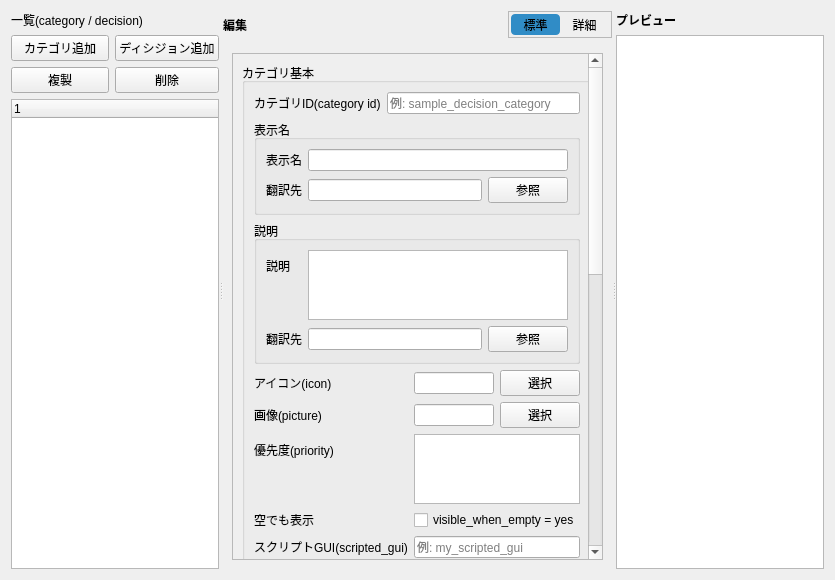
Qt form plugins/hoi4/decisions/decision_editor.ui (Ikumyon/PDX-Mod-Studio) before a commit.
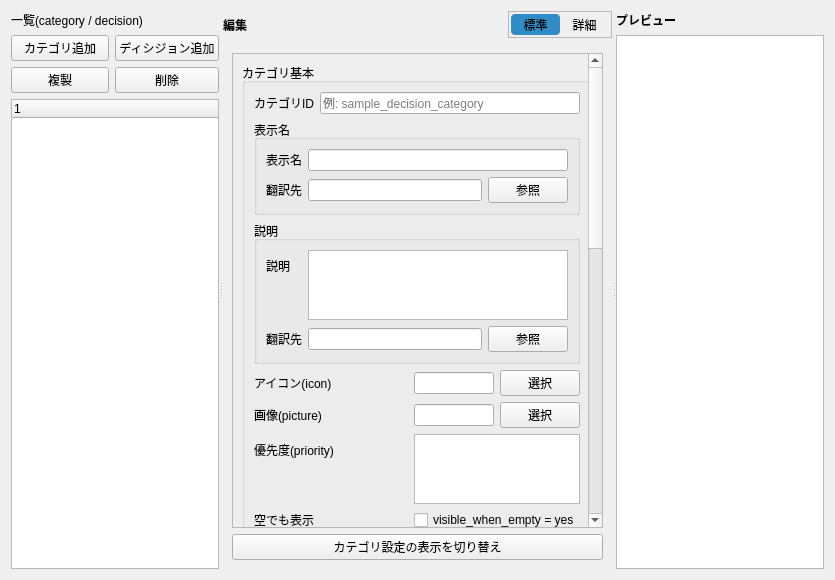
The same form after that commit. The open tabs and pages were chosen to show the change.

Commit message: ディシジョンがすっきり

```diff
--- a/plugins/hoi4/decisions/decision_editor.ui
+++ b/plugins/hoi4/decisions/decision_editor.ui
@@ -198,8 +198,8 @@
               <property name="geometry">
                <rect>
                 <x>0</x>
-                <y>-113</y>
-                <width>353</width>
+                <y>0</y>
+                <width>352</width>
                 <height>1083</height>
                </rect>
               </property>
@@ -215,7 +215,7 @@
                     <item>
                      <widget class="QLabel" name="labelCategoryId">
                       <property name="text">
-                       <string>カテゴリID(category id)</string>
+                       <string>カテゴリID</string>
                       </property>
                      </widget>
                     </item>
@@ -574,6 +574,13 @@
              </widget>
             </widget>
            </item>
+           <item>
+            <widget class="QPushButton" name="btnToggleAdvancedCategory">
+             <property name="text">
+              <string>カテゴリ設定の表示を切り替え</string>
+             </property>
+            </widget>
+           </item>
           </layout>
          </widget>
          <widget class="QWidget" name="pageDecision">
```
Left out of the diff: 44 changed lines with no effect on the pictures. The commit also changes 2 other files.
